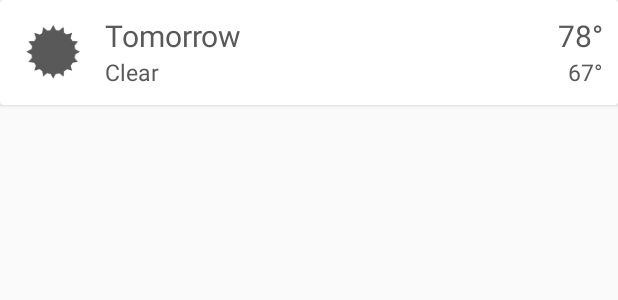
After one commit to 12thtone/ClimootAndroid, an Android app: the layout card_weather.xml on its own in the app's theme, with its tools: preview values and no code run, on a phone screen of 412 x 824 dp. The commit adds this screen. Shown: the top 300 px of the screen. Run offline under Robolectric (Android 15) with nearby library versions, the light colour scheme and no system bars.

Commit message:
RecyclerView from daily weather

```diff
--- a/app/build.gradle
+++ b/app/build.gradle
@@ -24,5 +24,7 @@ dependencies {
     testCompile 'junit:junit:4.12'
     compile 'com.android.support:appcompat-v7:24.0.0'
     compile 'com.google.android.gms:play-services:9.0.0'
+    compile 'com.android.support:recyclerview-v7:24.0.0'
+    compile 'com.android.support:cardview-v7:24.0.0'
     compile project(':volley')
 }
--- a/app/src/main/res/layout/activity_weather.xml
+++ b/app/src/main/res/layout/activity_weather.xml
@@ -94,5 +94,9 @@
         </LinearLayout>
     </LinearLayout>
 
+    <android.support.v7.widget.RecyclerView
+        android:layout_width="match_parent"
+        android:layout_height="wrap_content"
+        android:id="@+id/content_weather_reports"></android.support.v7.widget.RecyclerView>
 
 </LinearLayout>
--- /dev/null
+++ b/app/src/main/res/layout/card_weather.xml
@@ -0,0 +1,71 @@
+<?xml version="1.0" encoding="utf-8"?>
+<android.support.v7.widget.CardView
+    xmlns:card_view="http://schemas.android.com/apk/res-auto"
+    xmlns:android="http://schemas.android.com/apk/res/android"
+    android:layout_width="match_parent"
+    android:layout_height="wrap_content"
+    android:background="#ECECEC">
+
+    <LinearLayout
+        android:layout_width="match_parent"
+        android:layout_height="wrap_content"
+        android:orientation="horizontal"
+        android:layout_margin="10dp">
+
+        <ImageView
+            android:layout_width="50dp"
+            android:layout_height="50dp"
+            android:src="@drawable/sunny_mini"
+            android:id="@+id/list_weather_icon"/>
+
+        <LinearLayout
+            android:layout_width="wrap_content"
+            android:layout_height="wrap_content"
+            android:orientation="vertical"
+            android:paddingLeft="10dp">
+
+            <TextView
+                android:layout_width="wrap_content"
+                android:layout_height="wrap_content"
+                android:textSize="20dp"
+                android:text="Tomorrow"
+                android:textColor="#595959"
+                android:id="@+id/list_weather_day"/>
+
+            <TextView
+                android:layout_width="wrap_content"
+                android:layout_height="wrap_content"
+                android:textSize="15dp"
+                android:text="Clear"
+                android:textColor="#595959"
+                android:id="@+id/list_weather_description"/>
+
+        </LinearLayout>
+
+        <LinearLayout
+            android:layout_width="match_parent"
+            android:layout_height="wrap_content"
+            android:orientation="vertical"
+            android:paddingLeft="10dp"
+            android:gravity="right">
+
+            <TextView
+                android:layout_width="wrap_content"
+                android:layout_height="wrap_content"
+                android:textSize="20dp"
+                android:text="78°"
+                android:textColor="#595959"
+                android:id="@+id/list_weather_temp_high"/>
+
+            <TextView
+                android:layout_width="wrap_content"
+                android:layout_height="wrap_content"
+                android:textSize="15dp"
+                android:text="67°"
+                android:textColor="#595959"
+                android:id="@+id/list_weather_temp_low"/>
+
+        </LinearLayout>
+    </LinearLayout>
+
+</android.support.v7.widget.CardView>
```
Also changed, not shown: app/src/main/java/com/mmmd/maher/climoot/WeatherActivity.java (+82 -0 lines).
